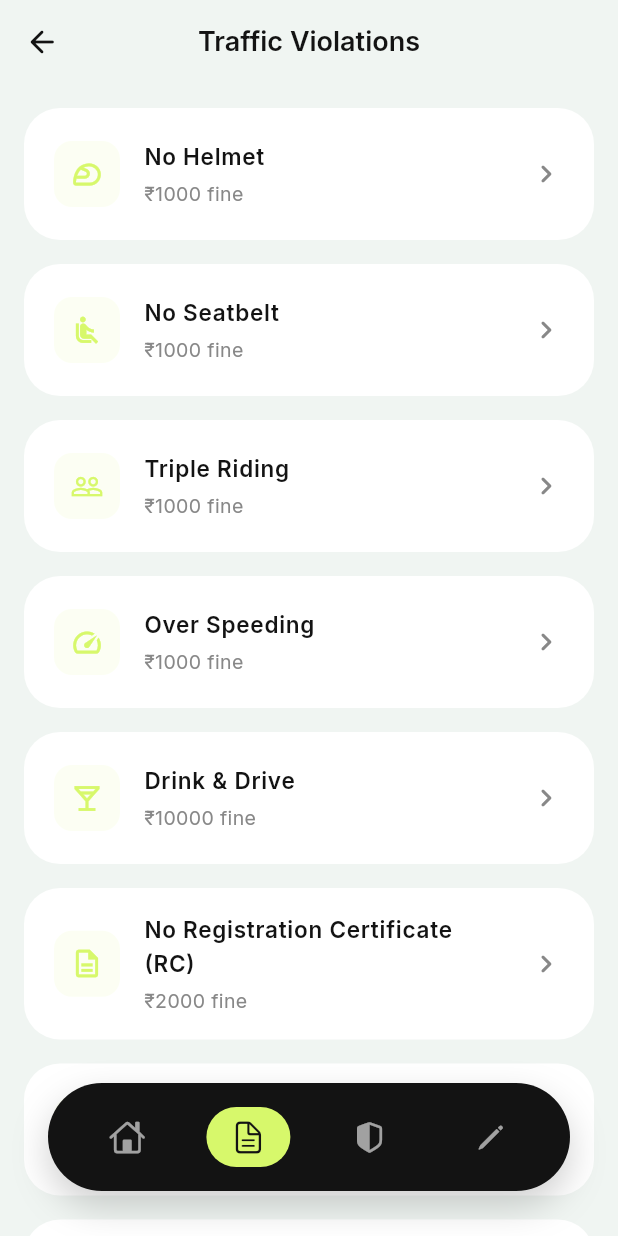
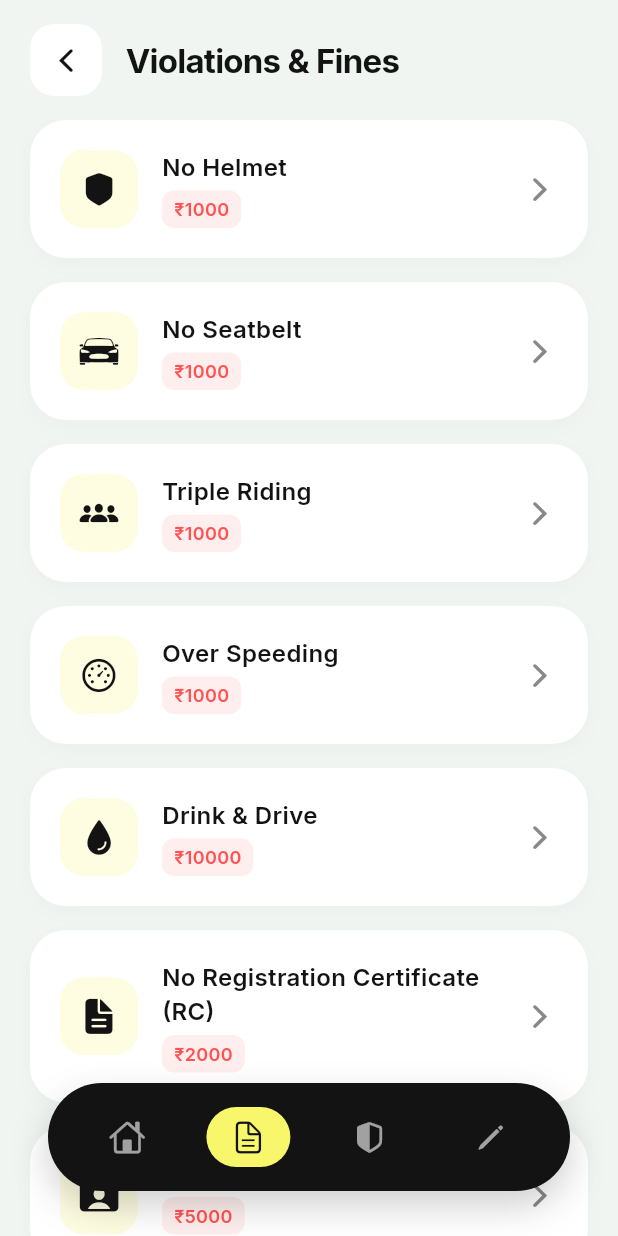
Before and after one commit to vivekvsingh19/traffic_saathi, a Flutter app: the ViolationListScreen screen opened by its route, on a phone screen of 412 x 824 dp. Run offline on Flutter 3.47's test engine with Material 3 defaults, Android fonts, the phone set to English and light mode, and no system bars; our stand-ins replace flutter_riverpod, go_router, google_fonts.

Commit message:
Refactor theme colors and improve layout consistency across screens

```diff
--- a/lib/core/theme/app_theme.dart
+++ b/lib/core/theme/app_theme.dart
@@ -5,8 +5,11 @@ class AppTheme {
   AppTheme._();
 
   // Colors
-  static const Color primaryColor = Color(
-    0xFFD7F86B,
+  static const Color primaryColor = Color.fromARGB(
+    255,
+    248,
+    246,
+    107,
   ); // Vibrant neon lime/yellow
   static const Color onPrimaryColor = Color(0xFF131313); // Dark text on primary
   static const Color backgroundColor = Color(
@@ -61,9 +64,7 @@ class AppTheme {
       cardTheme: CardThemeData(
         color: cardColor,
         elevation: 0,
-        shape: RoundedRectangleBorder(
-          borderRadius: BorderRadius.circular(24),
-        ),
+        shape: RoundedRectangleBorder(borderRadius: BorderRadius.circular(24)),
         margin: const EdgeInsets.symmetric(horizontal: 16, vertical: 8),
       ),
       elevatedButtonTheme: ElevatedButtonThemeData(
--- a/lib/features/violation/violation_list_screen.dart
+++ b/lib/features/violation/violation_list_screen.dart
@@ -1,3 +1,4 @@
+import 'package:flutter/cupertino.dart';
 import 'package:flutter/material.dart';
 import 'package:flutter_riverpod/flutter_riverpod.dart';
 import 'package:go_router/go_router.dart';
@@ -10,19 +11,22 @@ class ViolationListScreen extends ConsumerWidget {
 
   IconData _getViolationIcon(String title) {
     final t = title.toLowerCase();
-    if (t.contains('helmet')) return Icons.sports_motorsports_outlined;
-    if (t.contains('seatbelt')) return Icons.airline_seat_recline_normal;
-    if (t.contains('triple')) return Icons.people_outline;
-    if (t.contains('speed')) return Icons.speed;
-    if (t.contains('drink')) return Icons.local_bar_outlined;
-    if (t.contains('rc')) return Icons.description_outlined;
-    if (t.contains('dl') || t.contains('license')) return Icons.badge_outlined;
-    if (t.contains('insurance')) return Icons.security_outlined;
-    if (t.contains('wrong side')) return Icons.swap_horiz;
-    if (t.contains('mobile')) return Icons.phone_android;
-    if (t.contains('red light')) return Icons.traffic_outlined;
-    if (t.contains('puc') || t.contains('pollution')) return Icons.eco_outlined;
-    return Icons.warning_amber_rounded;
+    if (t.contains('helmet')) return CupertinoIcons.shield_fill;
+    if (t.contains('seatbelt')) return CupertinoIcons.car_detailed;
+    if (t.contains('triple')) return CupertinoIcons.person_3_fill;
+    if (t.contains('speed')) return CupertinoIcons.speedometer;
+    if (t.contains('drink')) return CupertinoIcons.drop_fill;
+    if (t.contains('rc')) return CupertinoIcons.doc_text_fill;
+    if (t.contains('dl') || t.contains('license'))
+      return CupertinoIcons.person_crop_rectangle_fill;
+    if (t.contains('insurance')) return CupertinoIcons.checkmark_shield_fill;
+    if (t.contains('wrong side'))
+      return CupertinoIcons.arrow_right_arrow_left_square_fill;
+    if (t.contains('mobile')) return CupertinoIcons.device_phone_portrait;
+    if (t.contains('red light')) return CupertinoIcons.stop;
+    if (t.contains('puc') || t.contains('pollution'))
+      return CupertinoIcons.leaf_arrow_circlepath;
+    return CupertinoIcons.exclamationmark_triangle_fill;
   }
 
   @override
@@ -30,63 +34,149 @@ class ViolationListScreen extends ConsumerWidget {
     final violations = ref.watch(violationListProvider);
 
     return Scaffold(
-      appBar: AppBar(
-        title: const Text('Traffic Violations'),
-        leading: IconButton(
-          icon: const Icon(Icons.arrow_back_rounded),
-          onPressed: () => context.pop(),
+      backgroundColor: AppTheme.backgroundColor,
+      body: SafeArea(
+        child: Column(
+          children: [
+            Padding(
+              padding: const EdgeInsets.symmetric(horizontal: 20, vertical: 16),
+              child: Row(
+                children: [
+                  InkWell(
+                    onTap: () {
+                      if (context.canPop()) {
+                        context.pop();
+                      } else {
+                        context.go('/');
+                      }
+                    },
+                    borderRadius: BorderRadius.circular(16),
+                    child: Container(
+                      padding: const EdgeInsets.all(12),
+                      decoration: BoxDecoration(
+                        color: Colors.white,
+                        borderRadius: BorderRadius.circular(16),
+                      ),
+                      child: const Icon(
+                        CupertinoIcons.back,
+                        color: AppTheme.darkAccent,
                       ),
                     ),
-      body: ListView.builder(
-        padding: const EdgeInsets.symmetric(vertical: 8),
+                  ),
+                  const SizedBox(width: 16),
+                  Text(
+                    'Violations & Fines',
+                    style: GoogleFonts.inter(
+                      fontSize: 22,
+                      fontWeight: FontWeight.w700,
+                      color: AppTheme.darkAccent,
+                      letterSpacing: -0.5,
+                    ),
+                  ),
+                ],
+              ),
+            ),
+            Expanded(
+              child: ListView.builder(
+                padding: const EdgeInsets.only(
+                  left: 20,
+                  right: 20,
+                  bottom: 120,
+                ),
+                physics: const BouncingScrollPhysics(),
                 itemCount: violations.length,
                 itemBuilder: (context, index) {
                   final v = violations[index];
-          return Card(
-            child: ListTile(
-              contentPadding: const EdgeInsets.symmetric(
-                horizontal: 20,
-                vertical: 8,
+                  return Container(
+                    margin: const EdgeInsets.only(bottom: 16),
+                    decoration: BoxDecoration(
+                      color: Colors.white,
+                      borderRadius: BorderRadius.circular(24),
+                      boxShadow: [
+                        BoxShadow(
+                          color: Colors.black.withValues(alpha: 0.02),
+                          blurRadius: 10,
+                          offset: const Offset(0, 4),
                         ),
-              leading: Container(
-                width: 44,
-                height: 44,
+                      ],
+                    ),
+                    child: Material(
+                      color: Colors.transparent,
+                      child: InkWell(
+                        borderRadius: BorderRadius.circular(24),
+                        onTap: () => context.push('/fine-details/$index'),
+                        child: Padding(
+                          padding: const EdgeInsets.all(20),
+                          child: Row(
+                            children: [
+                              Container(
+                                width: 52,
+                                height: 52,
                                 decoration: BoxDecoration(
-                  color: AppTheme.primaryColor.withValues(alpha: 0.08),
-                  borderRadius: BorderRadius.circular(12),
+                                  color: AppTheme.primaryColor.withValues(
+                                    alpha: 0.2,
+                                  ),
+                                  borderRadius: BorderRadius.circular(16),
                                 ),
                                 child: Icon(
                                   _getViolationIcon(v.title),
-                  color: AppTheme.primaryColor,
-                  size: 22,
+                                  color: AppTheme.darkAccent,
+                                  size: 26,
                                 ),
                               ),
-              title: Text(
+                              const SizedBox(width: 16),
+                              Expanded(
+                                child: Column(
+                                  crossAxisAlignment: CrossAxisAlignment.start,
+                                  children: [
+                                    Text(
                                       v.title,
                                       style: GoogleFonts.inter(
                                         fontWeight: FontWeight.w600,
-                  fontSize: 15,
+                                        fontSize: 16,
+                                        color: AppTheme.darkAccent,
                                       ),
                                     ),
-              subtitle: Padding(
-                padding: const EdgeInsets.only(top: 4),
+                                    const SizedBox(height: 4),
+                                    Container(
+                                      padding: const EdgeInsets.symmetric(
+                                        horizontal: 8,
+                                        vertical: 4,
+                                      ),
+                                      decoration: BoxDecoration(
+                                        color: AppTheme.warningColor.withValues(
+                                          alpha: 0.1,
+                                        ),
+                                        borderRadius: BorderRadius.circular(8),
+                                      ),
                                       child: Text(
-                  '₹${v.fineFirst} fine',
+                                        '₹${v.fineFirst}',
                                         style: GoogleFonts.inter(
-                    fontSize: 13,
-                    color: AppTheme.subtitleColor,
+                                          fontSize: 12,
+                                          fontWeight: FontWeight.w600,
+                                          color: AppTheme.warningColor,
                                         ),
                                       ),
                                     ),
-              trailing: const Icon(
-                Icons.chevron_right_rounded,
+                                  ],
+                                ),
+                              ),
+                              const Icon(
+                                CupertinoIcons.forward,
                                 color: AppTheme.subtitleColor,
                               ),
-              onTap: () => context.push('/fine-details/$index'),
+                            ],
+                          ),
+                        ),
+                      ),
                     ),
                   );
                 },
               ),
+            ),
+          ],
+        ),
+      ),
     );
   }
 }
--- a/lib/routes/app_scaffold.dart
+++ b/lib/routes/app_scaffold.dart
@@ -6,14 +6,12 @@ import '../core/theme/app_theme.dart';
 class AppScaffold extends StatelessWidget {
   final Widget child;
 
-  const AppScaffold({
-    super.key,
-    required this.child,
-  });
+  const AppScaffold({super.key, required this.child});
 
   int _calculateSelectedIndex(BuildContext context) {
     final String location = GoRouterState.of(context).uri.path;
-    if (location.startsWith('/violations') || location.startsWith('/fine-details')) {
+    if (location.startsWith('/violations') ||
+        location.startsWith('/fine-details')) {
       return 1;
     }
     if (location.startsWith('/police-statement')) {
@@ -77,19 +75,31 @@ class AppScaffold extends StatelessWidget {
                 children: [
                   GestureDetector(
                     onTap: () => _onItemTapped(0, context),
-                    child: _NavBarIcon(icon: CupertinoIcons.home, isSelected: currentIndex == 0),
+                    child: _NavBarIcon(
+                      icon: CupertinoIcons.home,
+                      isSelected: currentIndex == 0,
+                    ),
                   ),
                   GestureDetector(
                     onTap: () => _onItemTapped(1, context),
-                    child: _NavBarIcon(icon: CupertinoIcons.doc_text, isSelected: currentIndex == 1),
+                    child: _NavBarIcon(
+                      icon: CupertinoIcons.doc_text,
+                      isSelected: currentIndex == 1,
+                    ),
                   ),
                   GestureDetector(
                     onTap: () => _onItemTapped(2, context),
-                    child: _NavBarIcon(icon: CupertinoIcons.shield_lefthalf_fill, isSelected: currentIndex == 2),
+                    child: _NavBarIcon(
+                      icon: CupertinoIcons.shield_lefthalf_fill,
+                      isSelected: currentIndex == 2,
+                    ),
                   ),
                   GestureDetector(
                     onTap: () => _onItemTapped(3, context),
-                    child: _NavBarIcon(icon: CupertinoIcons.pen, isSelected: currentIndex == 3),
+                    child: _NavBarIcon(
+                      icon: CupertinoIcons.pen,
+                      isSelected: currentIndex == 3,
+                    ),
                   ),
                 ],
               ),
@@ -105,10 +115,7 @@ class _NavBarIcon extends StatelessWidget {
   final IconData icon;
   final bool isSelected;
 
-  const _NavBarIcon({
-    required this.icon,
-    required this.isSelected,
-  });
+  const _NavBarIcon({required this.icon, required this.isSelected});
 
   @override
   Widget build(BuildContext context) {
```
Also changed, not shown: lib/features/home/home_screen.dart (+13 -6 lines), lib/routes/app_router.dart (+3 -5 lines). Lines whose indentation alone changed are shown as unchanged.
